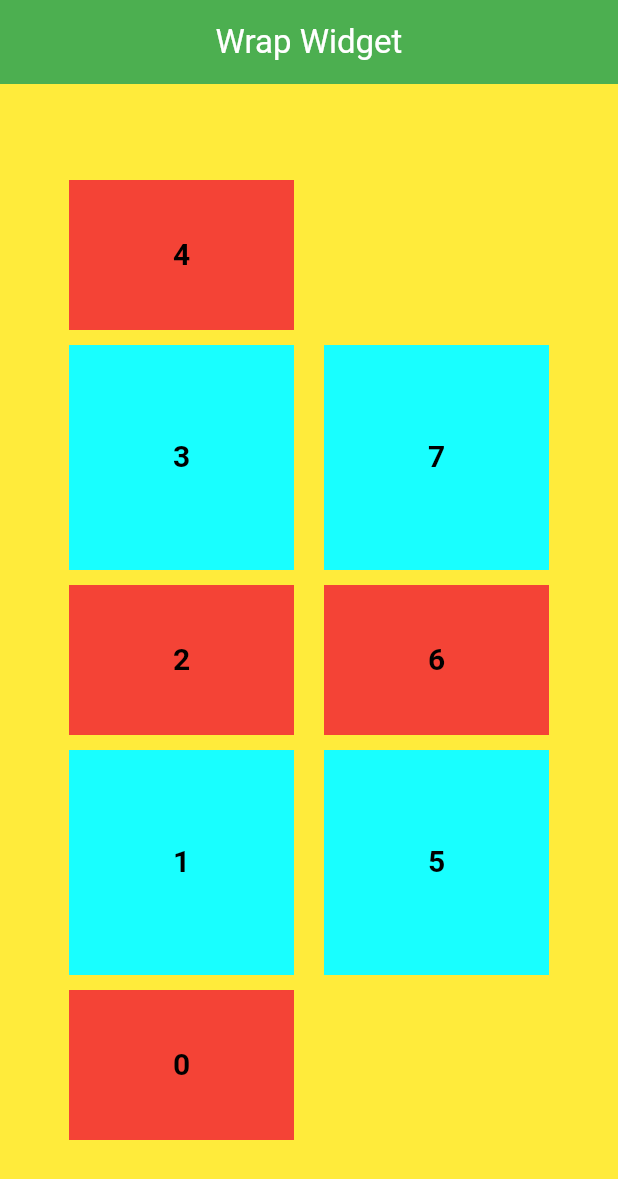
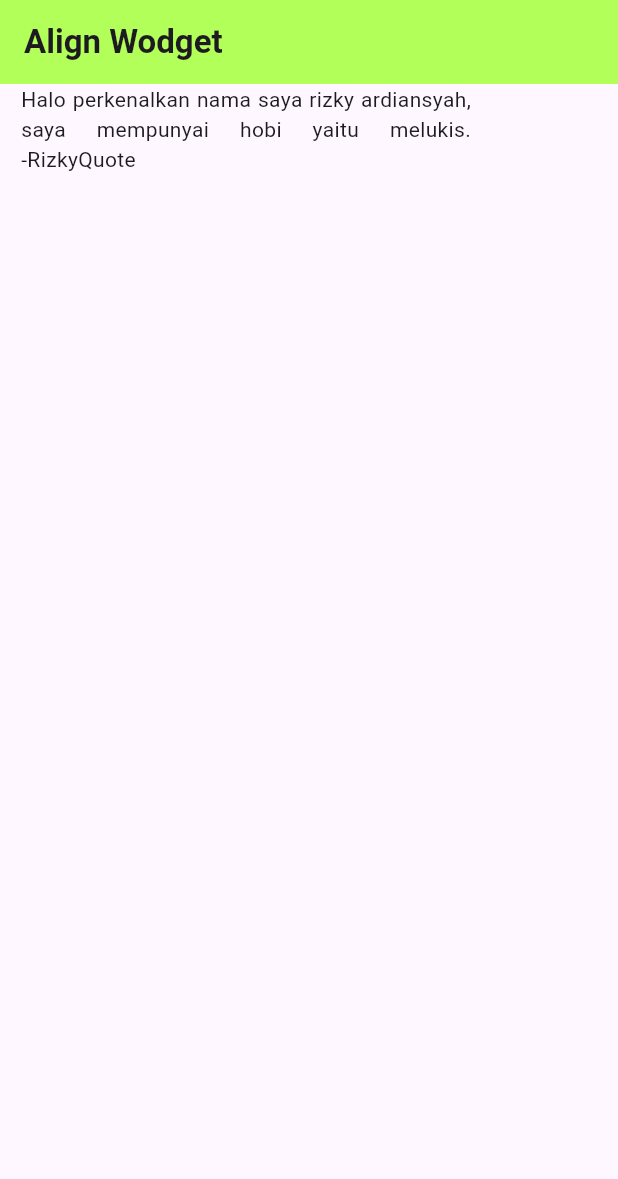
Before and after one commit to RizkyArdiansyahhh/learn-flutter, a Flutter app: the screen it shows after launch, on a phone screen of 412 x 824 dp. Shown: the top 1179 px of the screen. Run offline on Flutter 3.47's test engine with Material 3 defaults, Android fonts, the phone set to English and light mode, and no system bars.

Commit message:
day 4 -> Align Widget

```diff
--- a/lib/main_page.dart
+++ b/lib/main_page.dart
@@ -12,44 +12,20 @@ class _MainPageState extends State<MainPage> {
   Widget build(BuildContext context) {
     return Scaffold(
         appBar: AppBar(
-          title: Center(
-            child: Text(
-              "Wrap Widget",
-              style: TextStyle(
-                color: Colors.white,
-              ),
-            ),
+          title: Text(
+            "Align Wodget",
+            style: TextStyle(fontWeight: FontWeight.bold),
           ),
-          backgroundColor: Colors.green,
+          backgroundColor: Colors.lightGreenAccent,
         ),
-        body: Container(
-          color: Colors.yellow,
-          width: double.infinity,
-          height: double.infinity,
-          child: Wrap(
-            direction: Axis.vertical,
-            alignment: WrapAlignment.center,
-            crossAxisAlignment: WrapCrossAlignment.start,
-            runAlignment: WrapAlignment.center,
-            spacing: 10,
-            runSpacing: 20,
-            verticalDirection: VerticalDirection.up,
-            children: List.generate(
-                8,
-                (index) => Container(
-                      width: 150,
-                      height: index % 2 == 0 ? 100 : 150,
-                      color: index % 2 == 0 ? Colors.red : Colors.cyanAccent,
-                      child: Center(
-                        child: Text(index.toString(),
-                            style: TextStyle(
-                              fontWeight: FontWeight.bold,
-                              color: Colors.black,
-                              fontSize: 20,
-                            )),
-                      ),
-                    )),
-          ),
+        body: Align(
+          alignment: Alignment(-0.75, -1),
+          child: SizedBox(
+              width: 300,
+              child: Text(
+                "Halo perkenalkan nama saya rizky ardiansyah, saya mempunyai hobi yaitu melukis. -RizkyQuote",
+                textAlign: TextAlign.justify,
+              )),
         ));
   }
 }
```
